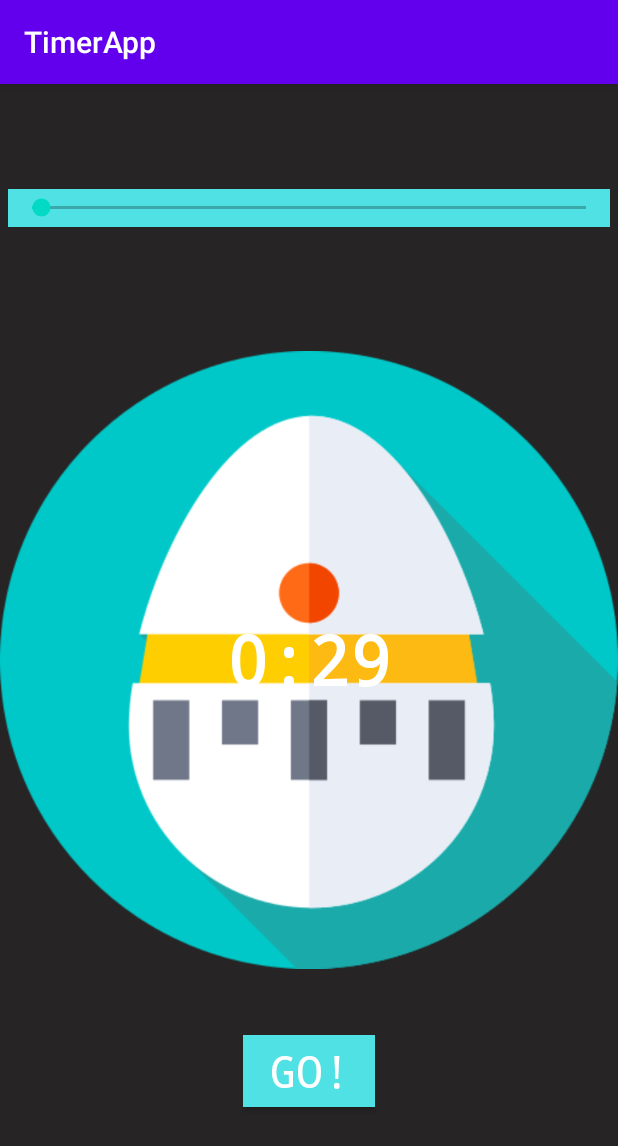
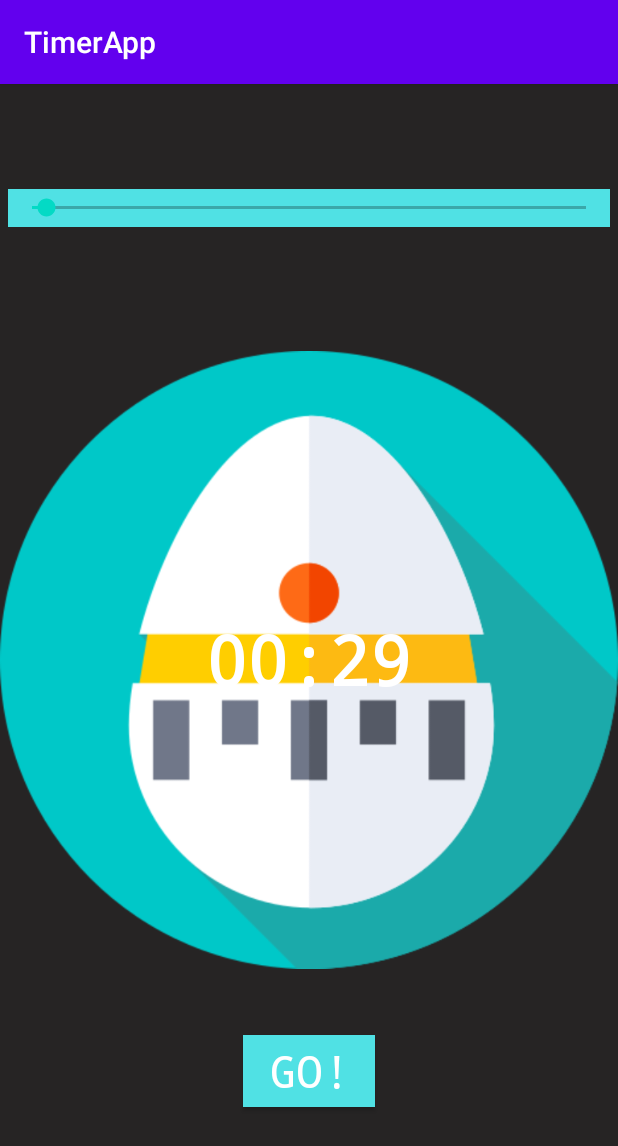
Before and after one commit to anjalisi/Timer-Android, an Android app: the screen it shows after launch (MainActivity), after a tap on "GO!", on a phone screen of 412 x 824 dp. Shown: the top 1146 px of the screen. Run offline under Robolectric (Android 15) with nearby library versions, the phone set to English and light mode, and no system bars.

Commit message:
Adding the timer sound.

```diff
--- a/app/src/main/java/com/example/timerapp/MainActivity.java
+++ b/app/src/main/java/com/example/timerapp/MainActivity.java
@@ -2,6 +2,7 @@ package com.example.timerapp;
 
 import androidx.appcompat.app.AppCompatActivity;
 
+import android.media.MediaPlayer;
 import android.os.Bundle;
 import android.os.CountDownTimer;
 import android.util.Log;
@@ -12,23 +13,30 @@ import android.widget.TextView;
 public class MainActivity extends AppCompatActivity {
     SeekBar timerSeekBar;
     TextView timerTextView;
+    Boolean counterIsActive= false;
+
+
     public void updateTimer(int secondsLeft)
     {
         int mins= (int)secondsLeft/60;
         int secs= secondsLeft-mins*60;
         String secondStr= Integer.toString(secs);
-        if(secondStr== "0")
+        String minsStr= Integer.toString(mins);
+        if(secs<=9)
         {
-            secondStr="00";
+            secondStr="0"+secondStr;
         }
-
-        timerTextView.setText(Integer.toString(mins)+":"+secondStr);
+        if(mins<=9)
+        {
+            minsStr="0"+minsStr;
+        }
+        timerTextView.setText(minsStr+":"+secondStr);
 
     }
     public void controlTimer(View view)
     {
         Log.i("Button Pressed : ","Pressed");
-        new CountDownTimer(timerSeekBar.getProgress()*1000,1000)
+        new CountDownTimer(timerSeekBar.getProgress()*1000+100,1000)
         {
             @Override
             public void onTick(long millisUntilFinished) {
@@ -37,6 +45,9 @@ public class MainActivity extends AppCompatActivity {
 
             @Override
             public void onFinish() {
+                timerTextView.setText("00:00");
+                MediaPlayer mediaPlayer= MediaPlayer.create(getApplicationContext(),R.raw.airhorn);
+                mediaPlayer.start();
                 Log.i("Finished","done");
             }
         }.start();
@@ -48,7 +59,7 @@ public class MainActivity extends AppCompatActivity {
 
         timerSeekBar= (SeekBar)findViewById(R.id.timerSeekBar);
         timerTextView=(TextView)findViewById(R.id.timerTextView);
-        timerSeekBar.setMax(1800);
+        timerSeekBar.setMax(1200);
         timerSeekBar.setProgress(30);
 
         timerSeekBar.setOnSeekBarChangeListener(new SeekBar.OnSeekBarChangeListener() {
--- a/app/src/main/res/layout/activity_main.xml
+++ b/app/src/main/res/layout/activity_main.xml
@@ -32,7 +32,7 @@
         android:layout_height="wrap_content"
         android:layout_centerInParent="true"
         android:fontFamily="monospace"
-        android:text="0:30"
+        android:text="00:30"
         android:textColor="#FFFFFF"
         android:textSize="45sp"
         android:textStyle="bold" />
```
